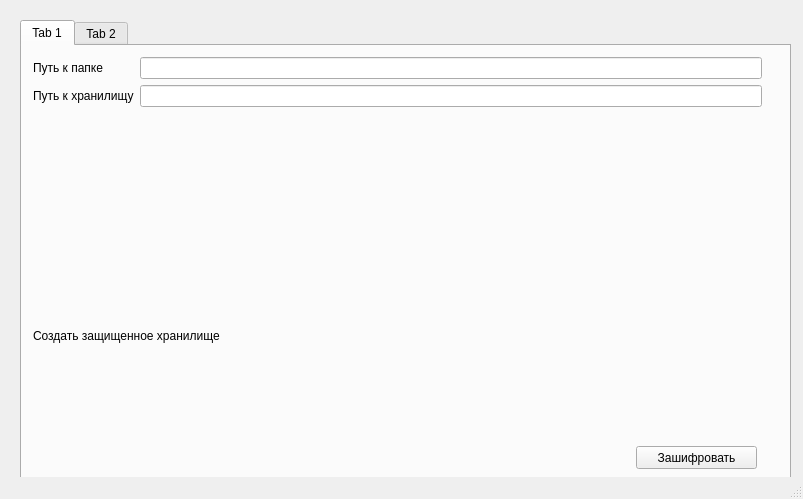
The window that securedisk.ui (mi-heorhi/SecureDiskRel) describes before a commit, drawn with Qt 5.
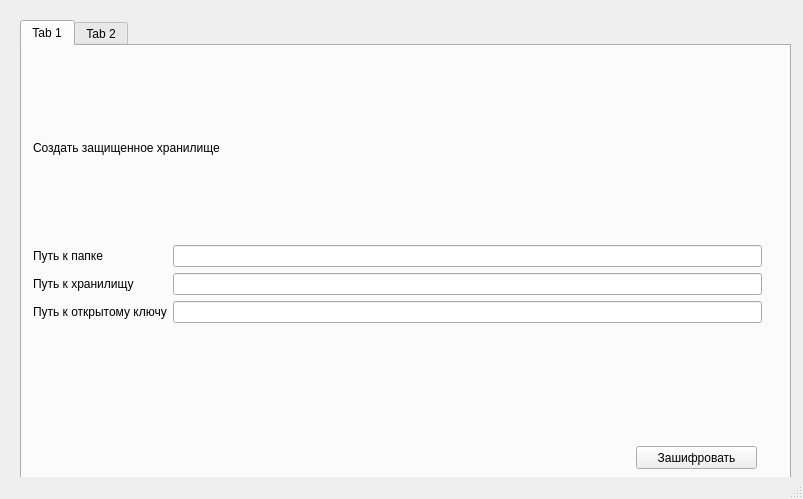
The same window after the commit.

Patch:
```diff
--- a/securedisk.ui
+++ b/securedisk.ui
@@ -40,6 +40,13 @@
        </rect>
       </property>
       <layout class="QVBoxLayout" name="verticalLayout">
+       <item>
+        <widget class="QLabel" name="label">
+         <property name="text">
+          <string>Создать защищенное хранилище</string>
+         </property>
+        </widget>
+       </item>
        <item>
         <layout class="QFormLayout" name="formLayout">
          <property name="fieldGrowthPolicy">
@@ -65,15 +72,18 @@
          <item row="2" column="1">
           <widget class="QLineEdit" name="storagePathLineEdit"/>
          </item>
+         <item row="3" column="0">
+          <widget class="QLabel" name="label_2">
+           <property name="text">
+            <string>Путь к открытому ключу</string>
+           </property>
+          </widget>
+         </item>
+         <item row="3" column="1">
+          <widget class="QLineEdit" name="publicKeyPathLineEdit"/>
+         </item>
         </layout>
        </item>
-       <item>
-        <widget class="QLabel" name="label">
-         <property name="text">
-          <string>Создать защищенное хранилище</string>
-         </property>
-        </widget>
-       </item>
       </layout>
      </widget>
      <widget class="QPushButton" name="encryptPushButton">
```
Left out of the diff: 10 changed lines with no effect on the pictures.
